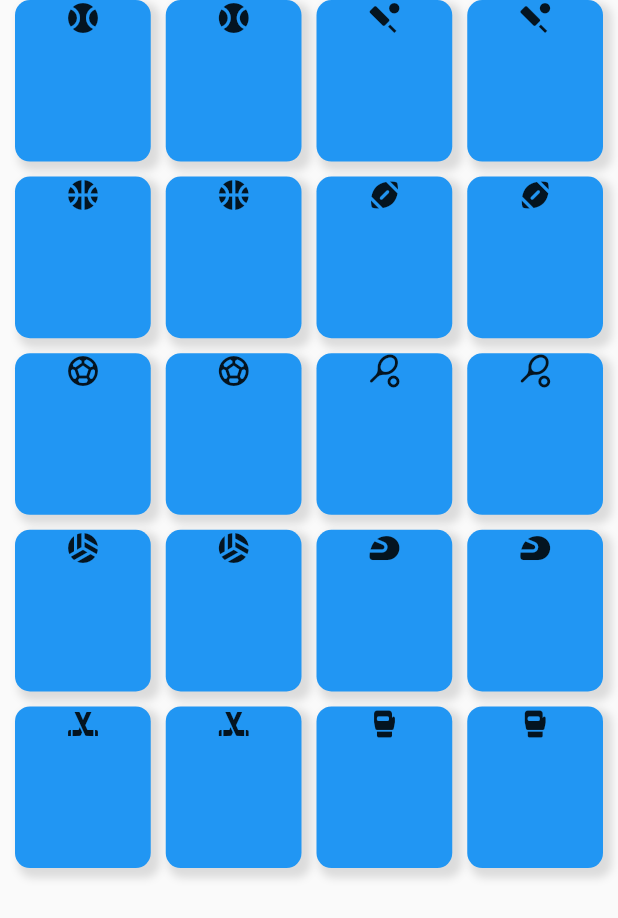
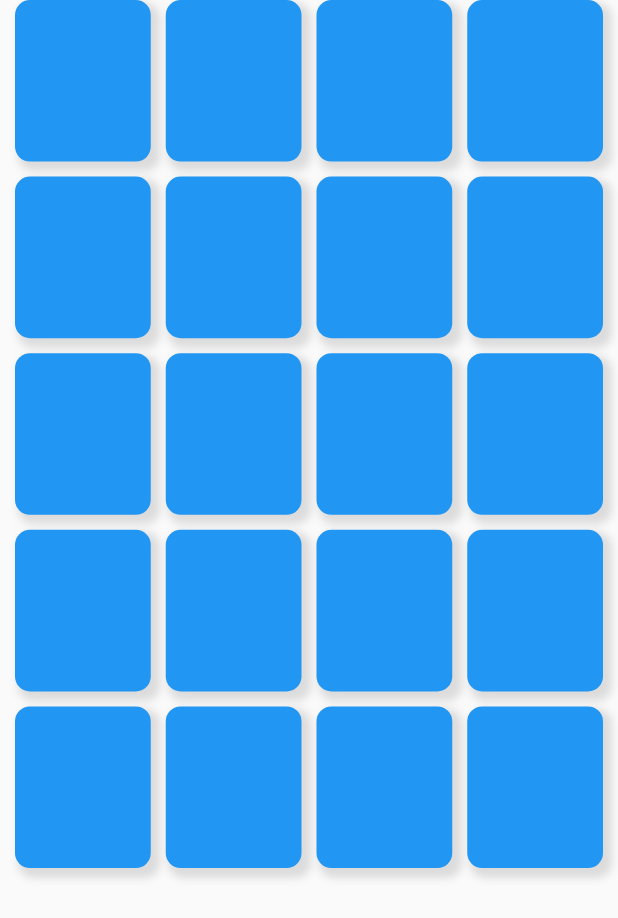
Before and after one commit to MatheusCCarmo/card_memory_game, a Flutter app: the screen it shows after launch, on a phone screen of 412 x 824 dp. Shown: the top 918 px of the screen. Run offline on Flutter 3.47's test engine with Material 2 defaults, Android fonts, the phone set to English and light mode, and no system bars; our stand-ins replace flutter_mobx, mobx; generated files the repository leaves out were written again.

Commit message:
game working

```diff
--- a/lib/models/card_model.dart
+++ b/lib/models/card_model.dart
@@ -8,16 +8,10 @@ abstract class _CardModel with Store {
   @observable
   bool isFlipped = false;
 
-  @observable
-  bool isMatched = false;
-
   final IconData icon;
 
   _CardModel({required this.icon});
 
   @action
   setIsFlipped(bool value) => isFlipped = value;
-
-  @action
-  setIsMatched(bool value) => isMatched = value;
 }
--- /dev/null
+++ b/lib/widgetss/game/card_rear_widget.dart
@@ -0,0 +1,10 @@
+import 'package:flutter/material.dart';
+
+class CardRearWidget extends StatelessWidget {
+  const CardRearWidget({Key? key}) : super(key: key);
+
+  @override
+  Widget build(BuildContext context) {
+    return Container();
+  }
+}
--- a/lib/widgetss/game/card_widget.dart
+++ b/lib/widgetss/game/card_widget.dart
@@ -1,5 +1,7 @@
 import 'package:card_memory_game/controllers/game_controller.dart';
 import 'package:card_memory_game/models/card_model.dart';
+import 'package:card_memory_game/widgetss/game/card_front_widget.dart';
+import 'package:card_memory_game/widgetss/game/card_rear_widget.dart';
 import 'package:flutter/material.dart';
 import 'package:flutter_mobx/flutter_mobx.dart';
 import 'package:provider/provider.dart';
@@ -13,11 +15,12 @@ class CardWidget extends StatelessWidget {
   Widget build(BuildContext context) {
     final controller = Provider.of<GameController>(context);
 
+    // Tween<Widget> _flipTween = Tween<Widget>(begin: unflipped, end: flipped);
+
     return Observer(
       builder: (_) {
         return GestureDetector(
           onTap: () {
-            // controller.flipCard(card);
             controller.checkCards(card);
           },
           child: AnimatedContainer(
@@ -35,11 +38,11 @@ class CardWidget extends StatelessWidget {
                 ]),
             child: GridTile(
               child: Center(
-                child: Column(
-                  children: [
-                    // Text(controller.getCard(card).isFlipped.toString()),
-                    Icon(card.icon),
-                  ],
+                child: AnimatedSwitcher(
+                  duration: Duration(milliseconds: 200),
+                  child: card.isFlipped
+                      ? CardFrontWidget(icon: card.icon)
+                      : CardRearWidget(),
                 ),
               ),
             ),
--- a/lib/widgetss/game/game_cards.dart
+++ b/lib/widgetss/game/game_cards.dart
@@ -24,7 +24,9 @@ class GameCards extends StatelessWidget {
             ),
             itemCount: controller.cards.length,
             itemBuilder: (context, index) {
-              return CardWidget(card: controller.cards[index]);
+              return CardWidget(
+                card: controller.cards[index],
+              );
             },
           ),
         );
--- a/pubspec.yaml
+++ b/pubspec.yaml
@@ -26,6 +26,7 @@ dependencies:
   mobx: ^2.0.1
   flutter_mobx: ^2.0.0
   provider: ^5.0.0
+  flip_card: ^0.5.0
 
 
   # The following adds the Cupertino Icons font to your application.
```
Also changed, not shown: lib/controllers/game_controller.dart (+14 -20 lines), lib/widgetss/game/card_front_widget.dart (added, +16 -0 lines), lib/controllers/game_controller.g.dart, lib/models/card_model.g.dart, pubspec.lock.
